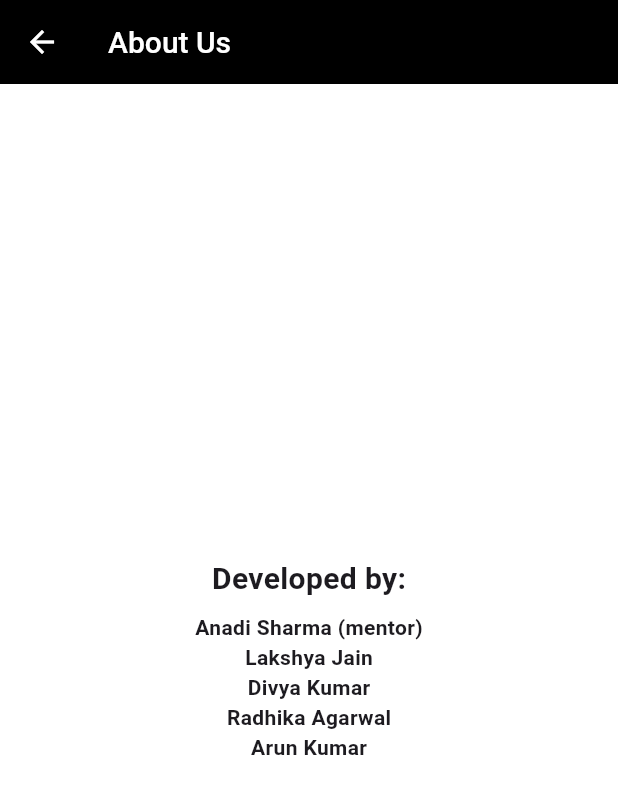
After one commit to Asharma538/travel_companion, a Flutter app: the about_us screen opened directly, on a phone screen of 412 x 824 dp. The commit adds this screen. Shown: the top 794 px of the screen. Run offline on Flutter 3.47's test engine with Material 3 defaults, Android fonts, the phone set to English and light mode, and no system bars; our stand-ins replace cloud_firestore, firebase_auth, firebase_core, flutter_profile_picture, google_nav_bar, intl_phone_number_input; accounts and stored records are empty.

Commit message:
about_us page added

```diff
--- /dev/null
+++ b/lib/pages/about_us.dart
@@ -0,0 +1,41 @@
+import 'package:flutter/material.dart';
+import 'package:travel_companion/utils/colors.dart';
+
+class about_us extends StatelessWidget {
+  @override
+  Widget build(BuildContext context) {
+    return Scaffold(
+      appBar: AppBar(
+        backgroundColor: secondaryColor,
+        leading: IconButton(
+          icon: const Icon(Icons.arrow_back,color: secondaryTextColor,),
+          onPressed: () {
+            Navigator.of(context).pop();
+          },
+        ),
+        title: Text('About Us',style: TextStyle(fontWeight: FontWeight.w500, fontSize: 20,color: secondaryTextColor),),
+      ),
+      backgroundColor: primaryColor,
+      body: Center(
+        child: Column(
+          mainAxisAlignment: MainAxisAlignment.center,
+          children: [
+            Text(
+              'Developed by:',
+              style: TextStyle(
+                fontWeight: FontWeight.bold,
+                fontSize: 20,
+              ),
+            ),
+            SizedBox(height: 8),
+            Text('Anadi Sharma (mentor)',style: TextStyle(fontWeight: FontWeight.bold),),
+            Text('Lakshya Jain',style: TextStyle(fontWeight: FontWeight.bold),),
+            Text('Divya Kumar',style: TextStyle(fontWeight: FontWeight.bold),),
+            Text('Radhika Agarwal',style: TextStyle(fontWeight: FontWeight.bold),),
+            Text('Arun Kumar',style: TextStyle(fontWeight: FontWeight.bold),),
+          ],
+        ),
+      ),
+    );
+  }
+}
--- a/lib/pages/profile.dart
+++ b/lib/pages/profile.dart
@@ -5,8 +5,10 @@ import 'package:flutter/material.dart';
 import 'package:travel_companion/pages/authentication/login.dart';
 import 'package:travel_companion/pages/home.dart';
 import 'package:travel_companion/pages/view_post.dart';
+import 'package:travel_companion/utils/colors.dart';
 import '../components/post.dart';
 import '../main.dart';
+import '../pages/about_us.dart';
 
 class AboutTextField extends StatefulWidget {
   final String initialText;
@@ -249,7 +251,19 @@ class _ProfileState extends State<Profile> {
                               );
                             })
                       ]
-                    ]
+                    ],
+
+                    Center(
+                      child: TextButton(
+                        onPressed: () {
+                          Navigator.push(
+                            context,
+                            MaterialPageRoute(builder: (context) => about_us()),
+                          );
+                        },
+                        child: Text('About Us',style: TextStyle(color: linkTextColor),),
+                        ),
+                    )
                   ],
                 ),
               );
@@ -313,6 +327,7 @@ class _ProfileState extends State<Profile> {
                   },
                 ),
               ),
+
             ],
           ),
         );
```
